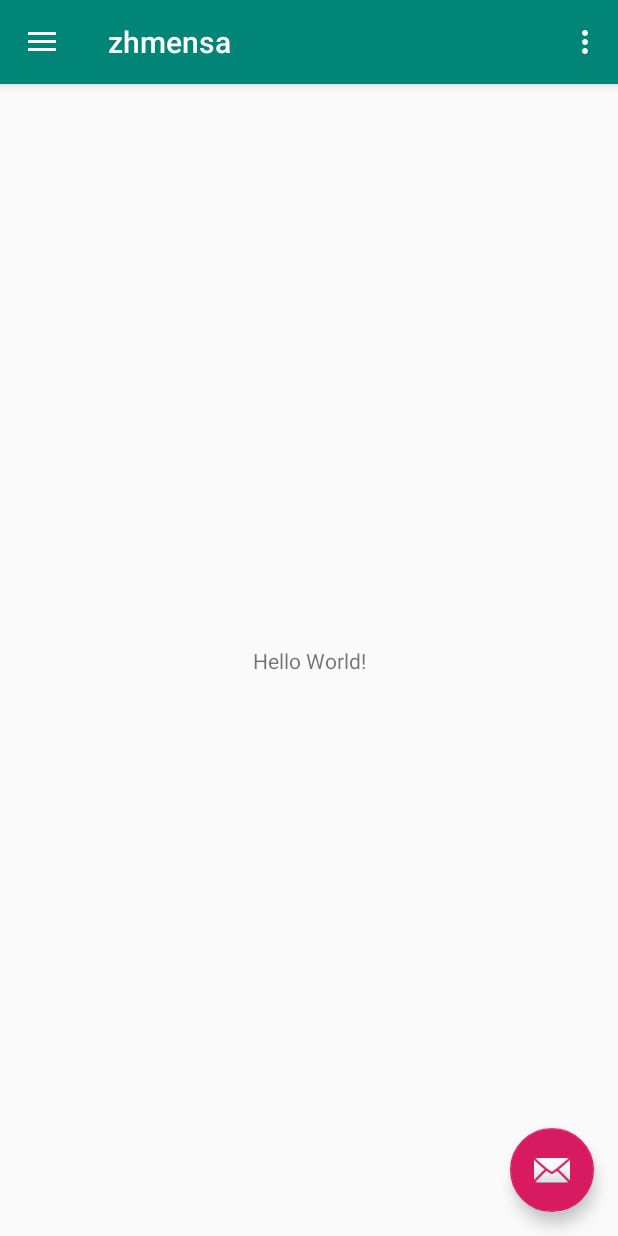
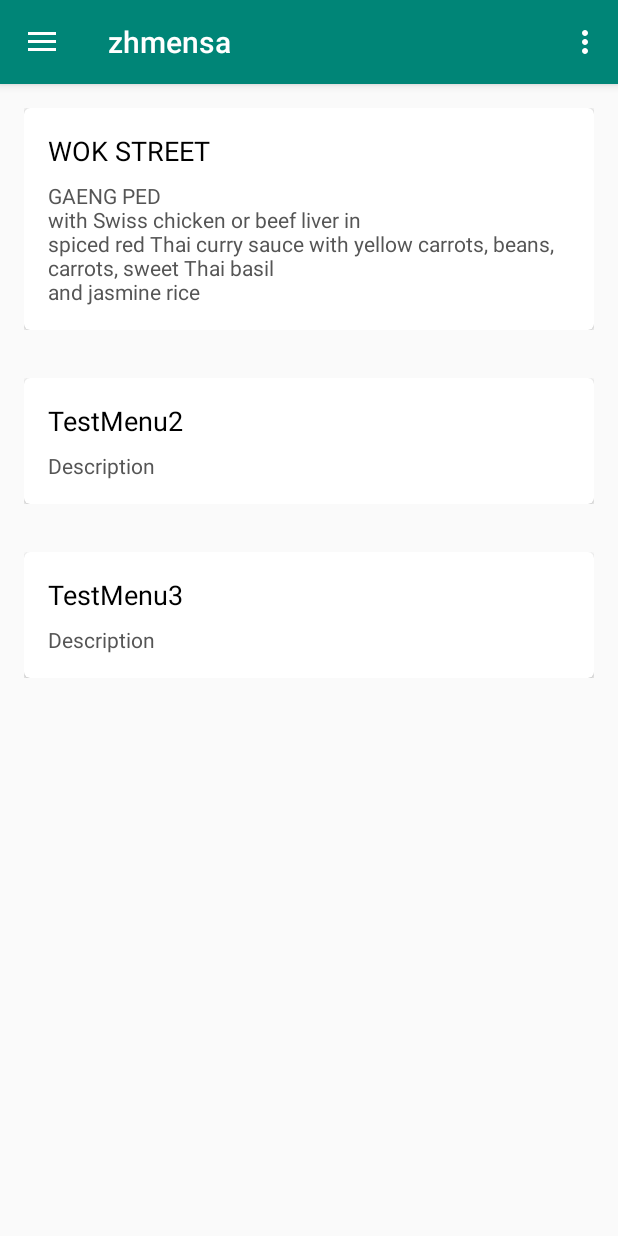
Before and after one commit to renezurbruegg/zhmensa, an Android app: the screen it shows after launch (MainActivity), on a phone screen of 412 x 824 dp. Run offline under Robolectric (Android 15) with nearby library versions, the phone set to English and light mode, and no system bars.

Commit message:
Created recycler view and added dummie cards

```diff
--- a/app/src/main/java/com/mensa/zhmensa/MainActivity.java
+++ b/app/src/main/java/com/mensa/zhmensa/MainActivity.java
@@ -13,16 +13,24 @@ import androidx.appcompat.app.ActionBarDrawerToggle;
 import android.view.MenuItem;
 
 import com.google.android.material.navigation.NavigationView;
+import com.mensa.zhmensa.component.MenuCardAdapter;
+import com.mensa.zhmensa.models.Mensa;
+import com.mensa.zhmensa.services.MensaFactory;
 
 import androidx.drawerlayout.widget.DrawerLayout;
 
 import androidx.appcompat.app.AppCompatActivity;
 import androidx.appcompat.widget.Toolbar;
+import androidx.recyclerview.widget.DefaultItemAnimator;
+import androidx.recyclerview.widget.LinearLayoutManager;
+import androidx.recyclerview.widget.RecyclerView;
 
 import android.view.Menu;
 
 public class MainActivity extends AppCompatActivity
         implements NavigationView.OnNavigationItemSelectedListener {
+
+    RecyclerView recyclerView;
 
     @Override
     protected void onCreate(Bundle savedInstanceState) {
@@ -30,14 +38,7 @@ public class MainActivity extends AppCompatActivity
         setContentView(R.layout.activity_main);
         Toolbar toolbar = findViewById(R.id.toolbar);
         setSupportActionBar(toolbar);
-        FloatingActionButton fab = findViewById(R.id.fab);
-        fab.setOnClickListener(new View.OnClickListener() {
-            @Override
-            public void onClick(View view) {
-                Snackbar.make(view, "Replace with your own action", Snackbar.LENGTH_LONG)
-                        .setAction("Action", null).show();
-            }
-        });
+
         DrawerLayout drawer = findViewById(R.id.drawer_layout);
         NavigationView navigationView = findViewById(R.id.nav_view);
         ActionBarDrawerToggle toggle = new ActionBarDrawerToggle(
@@ -45,6 +46,15 @@ public class MainActivity extends AppCompatActivity
         drawer.addDrawerListener(toggle);
         toggle.syncState();
         navigationView.setNavigationItemSelectedListener(this);
+
+        Mensa testMensa = MensaFactory.getTestMensa();
+        MenuCardAdapter adapter = new MenuCardAdapter(testMensa);
+
+        recyclerView = (RecyclerView)findViewById(R.id.menus);
+        recyclerView.setLayoutManager(new LinearLayoutManager(this));
+        recyclerView.setItemAnimator(new DefaultItemAnimator());
+        recyclerView.setAdapter(adapter);
+
     }
 
     @Override
--- a/app/src/main/java/com/mensa/zhmensa/component/MensaComponent.java
+++ /dev/null
@@ -1,9 +0,0 @@
-package com.mensa.zhmensa.component;
-
-import com.mensa.zhmensa.models.Mensa;
-
-public class MensaComponent {
-    public MensaComponent(Mensa mensa) {
-        // TODO
-    }
-}
--- /dev/null
+++ b/app/src/main/java/com/mensa/zhmensa/component/MensaViewHolder.java
@@ -0,0 +1,16 @@
+package com.mensa.zhmensa.component;
+
+import android.view.View;
+import android.widget.ImageView;
+
+import androidx.annotation.NonNull;
+import androidx.recyclerview.widget.RecyclerView;
+
+import com.mensa.zhmensa.models.Mensa;
+
+public class MensaViewHolder extends RecyclerView.ViewHolder {
+
+    public MensaViewHolder(@NonNull View itemView) {
+        super(itemView);
+    }
+}
--- /dev/null
+++ b/app/src/main/java/com/mensa/zhmensa/component/MenuCardAdapter.java
@@ -0,0 +1,49 @@
+package com.mensa.zhmensa.component;
+
+import android.content.Context;
+import android.view.LayoutInflater;
+import android.view.View;
+import android.view.ViewGroup;
+import android.widget.Toast;
+
+import androidx.annotation.NonNull;
+import androidx.recyclerview.widget.RecyclerView;
+
+import com.mensa.zhmensa.R;
+import com.mensa.zhmensa.component.MenuViewHolder;
+import com.mensa.zhmensa.models.Mensa;
+import com.mensa.zhmensa.models.Menu;
+
+import java.util.List;
+
+
+public class MenuCardAdapter extends RecyclerView.Adapter<MenuViewHolder> {
+
+
+    private List<Menu> menus;
+    private Context context;
+
+    public MenuCardAdapter(Mensa mensa) {
+        menus = mensa.getMenus();
+    }
+
+    @NonNull
+    @Override
+    public MenuViewHolder onCreateViewHolder(@NonNull ViewGroup parent, int viewType) {
+        View view = LayoutInflater.from(parent.getContext()).inflate(R.layout.menu_card, parent,false);
+        MenuViewHolder viewHolder = new MenuViewHolder(view);
+        context = parent.getContext();
+        return viewHolder;
+    }
+
+    @Override
+    public void onBindViewHolder(@NonNull MenuViewHolder holder, int position) {
+       Menu menu = menus.get(position);
+       MenuViewHolder.bind(holder, menu);
+    }
+
+    @Override
+    public int getItemCount() {
+        return menus.size();
+    }
+}
--- /dev/null
+++ b/app/src/main/java/com/mensa/zhmensa/component/MenuViewHolder.java
@@ -0,0 +1,23 @@
+package com.mensa.zhmensa.component;
+
+import android.view.View;
+import android.widget.TextView;
+
+import androidx.annotation.NonNull;
+import androidx.recyclerview.widget.RecyclerView;
+
+import com.mensa.zhmensa.R;
+import com.mensa.zhmensa.models.Menu;
+
+public class MenuViewHolder extends RecyclerView.ViewHolder {
+
+    public MenuViewHolder(@NonNull View itemView) {
+        super(itemView);
+    }
+
+    public static void bind(MenuViewHolder viewHolder, Menu menu) {
+        ((TextView) viewHolder.itemView.findViewById(R.id.card_title)).setText(menu.getName());
+        ((TextView) viewHolder.itemView.findViewById(R.id.card_content)).setText(menu.getDescription());
+
+    }
+}
--- a/app/src/main/java/com/mensa/zhmensa/models/EthMensa.java
+++ b/app/src/main/java/com/mensa/zhmensa/models/EthMensa.java
@@ -1,5 +1,11 @@
 package com.mensa.zhmensa.models;
+
+import java.util.List;
 
 public class EthMensa extends Mensa {
 
+    @Override
+    public List<Menu> getMenus() {
+        return null;
+    }
 }
--- a/app/src/main/java/com/mensa/zhmensa/models/Mensa.java
+++ b/app/src/main/java/com/mensa/zhmensa/models/Mensa.java
@@ -1,4 +1,8 @@
 package com.mensa.zhmensa.models;
 
+import java.util.List;
+
 public abstract class Mensa {
+
+    abstract public List<Menu> getMenus();
 }
--- /dev/null
+++ b/app/src/main/java/com/mensa/zhmensa/models/Menu.java
@@ -0,0 +1,61 @@
+package com.mensa.zhmensa.models;
+
+public class Menu {
+    private String name;
+    private String description;
+    private double price;
+    private String allergene;
+    private String meta;
+
+    public Menu(String name, String description, double price, String allergene, String meta) {
+        this.name = name;
+        this.description = description;
+        this.price = price;
+        this.allergene = allergene;
+        this.meta = meta;
+    }
+
+    public Menu(String name, String description, double price, String allergene) {
+        this(name, description,price,allergene, null);
+    }
+
+    public String getName() {
+        return name;
+    }
+
+    public void setName(String name) {
+        this.name = name;
+    }
+
+    public String getDescription() {
+        return description;
+    }
+
+    public void setDescription(String description) {
+        this.description = description;
+    }
+
+    public double getPrice() {
+        return price;
+    }
+
+    public void setPrice(double price) {
+        this.price = price;
+    }
+
+    public String getAllergene() {
+        return allergene;
+    }
+
+    public void setAllergene(String allergene) {
+        this.allergene = allergene;
+    }
+
+    public String getMeta() {
+        return meta;
+    }
+
+    public void setMeta(String meta) {
+        this.meta = meta;
+    }
+}
--- a/app/src/main/java/com/mensa/zhmensa/services/MensaFactory.java
+++ b/app/src/main/java/com/mensa/zhmensa/services/MensaFactory.java
@@ -2,7 +2,10 @@ package com.mensa.zhmensa.services;
 
 import com.mensa.zhmensa.filters.MensaFilter;
 import com.mensa.zhmensa.models.Mensa;
+import com.mensa.zhmensa.models.Menu;
 
+import java.util.Arrays;
+import java.util.Collections;
 import java.util.List;
 
 /**
@@ -19,6 +22,20 @@ public class MensaFactory {
         return null;
     }
 
+    public static Mensa getTestMensa() {
+        return new Mensa() {
+            @Override
+            public List<Menu> getMenus() {
+               return Arrays.asList(new Menu("WOK STREET", "GAENG PED\n" +
+                               "with Swiss chicken or beef liver in\n" +
+                               "spiced red Thai curry sauce with yellow carrots, beans, carrots, sweet Thai basil\n" +
+                               "and jasmine rice ", 1.25, "keine Allergene"),
+                       new Menu("TestMenu2", "Description", 1.25, "keine Allergene"),
+                       new Menu("TestMenu3", "Description", 1.25, "keine Allergene"));
+            }
+        };
+    }
+
     /**
      *
      * @return List containing all available Mensai :) that match the given filter
--- a/app/src/main/res/layout/app_bar_main.xml
+++ b/app/src/main/res/layout/app_bar_main.xml
@@ -22,12 +22,4 @@
 
     <include layout="@layout/content_main" />
 
-    <com.google.android.material.floatingactionbutton.FloatingActionButton
-        android:id="@+id/fab"
-        android:layout_width="wrap_content"
-        android:layout_height="wrap_content"
-        android:layout_gravity="bottom|end"
-        android:layout_margin="@dimen/fab_margin"
-        app:srcCompat="@android:drawable/ic_dialog_email" />
-
 </androidx.coordinatorlayout.widget.CoordinatorLayout>
--- a/app/src/main/res/layout/content_main.xml
+++ b/app/src/main/res/layout/content_main.xml
@@ -7,14 +7,13 @@
     app:layout_behavior="@string/appbar_scrolling_view_behavior"
     tools:context=".MainActivity"
     tools:showIn="@layout/app_bar_main">
+ Q
+    <androidx.recyclerview.widget.RecyclerView
+        android:layout_width="match_parent"
+        android:layout_height="wrap_content"
+        android:id="@+id/menus"
+        android:scrollbars="vertical">
 
-    <TextView
-        android:layout_width="wrap_content"
-        android:layout_height="wrap_content"
-        android:text="Hello World!"
-        app:layout_constraintBottom_toBottomOf="parent"
-        app:layout_constraintLeft_toLeftOf="parent"
-        app:layout_constraintRight_toRightOf="parent"
-        app:layout_constraintTop_toTopOf="parent" />
+    </androidx.recyclerview.widget.RecyclerView>
 
 </androidx.constraintlayout.widget.ConstraintLayout>
--- /dev/null
+++ b/app/src/main/res/layout/menu_card.xml
@@ -0,0 +1,45 @@
+<?xml version="1.0" encoding="utf-8"?>
+<LinearLayout xmlns:android="http://schemas.android.com/apk/res/android"
+    android:orientation="vertical" android:layout_width="match_parent"
+    android:layout_height="wrap_content"
+    xmlns:card_view="http://schemas.android.com/apk/res-auto"
+    android:padding="@dimen/activity_horizontal_margin">
+
+    <!-- A CardView that contains a TextView -->
+    <androidx.cardview.widget.CardView
+        xmlns:card_view="http://schemas.android.com/apk/res-auto"
+        android:id="@+id/card_view"
+        android:layout_gravity="center"
+        android:layout_width="match_parent"
+        android:layout_height="wrap_content"
+        card_view:cardCornerRadius="4dp">
+
+        <LinearLayout
+            android:layout_width="match_parent"
+            android:layout_height="wrap_content"
+            android:orientation="vertical">
+
+            <LinearLayout
+                android:layout_width="match_parent"
+                android:layout_height="wrap_content"
+                android:orientation="vertical"
+                android:padding="16dp">
+                <TextView
+                    android:layout_width="match_parent"
+                    android:layout_height="wrap_content"
+                    android:layout_marginBottom="8dp"
+                    android:id = "@+id/card_title"
+                    android:text="Title"
+                    android:textColor="#000"
+                    android:textSize="18sp" />
+                <TextView
+                    android:layout_width="match_parent"
+                    android:layout_height="wrap_content"
+                    android:text="content..."
+                    android:id = "@+id/card_content"
+                    android:textColor="#555" />
+            </LinearLayout>
+
+        </LinearLayout>
+    </androidx.cardview.widget.CardView>
+</LinearLayout>
```
